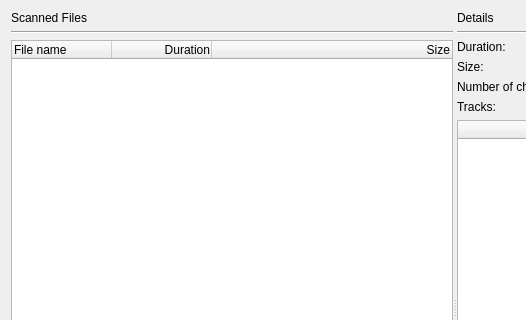
Before: the Qt Designer form src/mkvtoolnix-gui/forms/merge/select_playlist_dialog.ui in jpsdr/MKVToolnix-Windows-7, drawn with Qt 5; both pictures show x 0 to 526 and y 0 to 320 of the 909 by 641 pixel window.
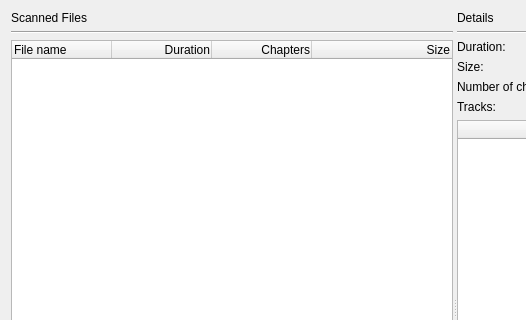
After: the same form once the commit is applied.

Commit message: GUI: add number of chapters column to "select play list to add" dialog

What changed in the file:
```diff
--- a/src/mkvtoolnix-gui/forms/merge/select_playlist_dialog.ui
+++ b/src/mkvtoolnix-gui/forms/merge/select_playlist_dialog.ui
@@ -22,7 +22,7 @@
      <property name="orientation">
       <enum>Qt::Horizontal</enum>
      </property>
-     <widget class="QWidget" name="">
+     <widget class="QWidget" name="layoutWidget1">
       <layout class="QVBoxLayout" name="verticalLayout">
        <item>
         <widget class="QLabel" name="scannedFilesLabel">
@@ -59,7 +59,15 @@
            <string>Duration</string>
           </property>
           <property name="textAlignment">
-           <set>AlignRight|AlignVCenter</set>
+           <set>AlignTrailing|AlignVCenter</set>
+          </property>
+         </column>
+         <column>
+          <property name="text">
+           <string>Chapters</string>
+          </property>
+          <property name="textAlignment">
+           <set>AlignTrailing|AlignVCenter</set>
           </property>
          </column>
          <column>
@@ -67,14 +75,14 @@
            <string>Size</string>
           </property>
           <property name="textAlignment">
-           <set>AlignRight|AlignVCenter</set>
+           <set>AlignTrailing|AlignVCenter</set>
           </property>
          </column>
         </widget>
        </item>
       </layout>
      </widget>
-     <widget class="QWidget" name="">
+     <widget class="QWidget" name="layoutWidget2">
       <layout class="QVBoxLayout" name="verticalLayout_4">
        <item>
         <widget class="QLabel" name="detailsLabel">
```
Left out of the diff: 7 changed lines with no effect on the pictures. The commit also changes 2 other files.
